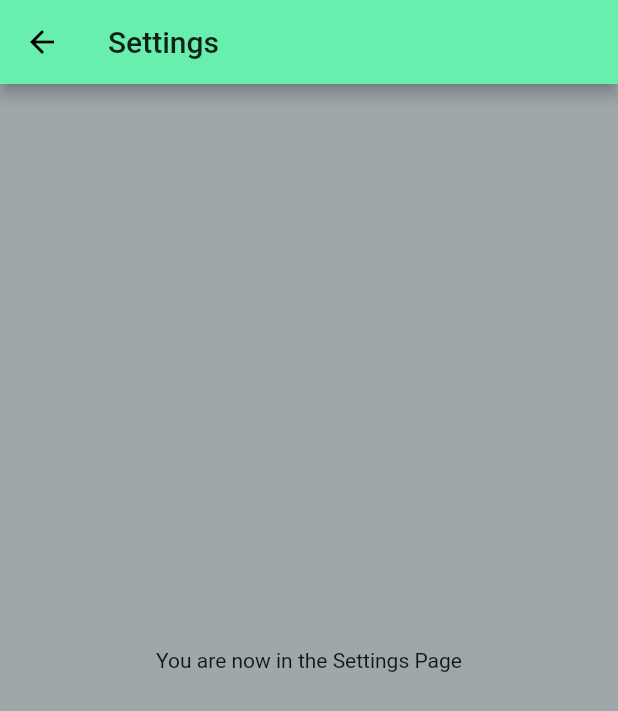
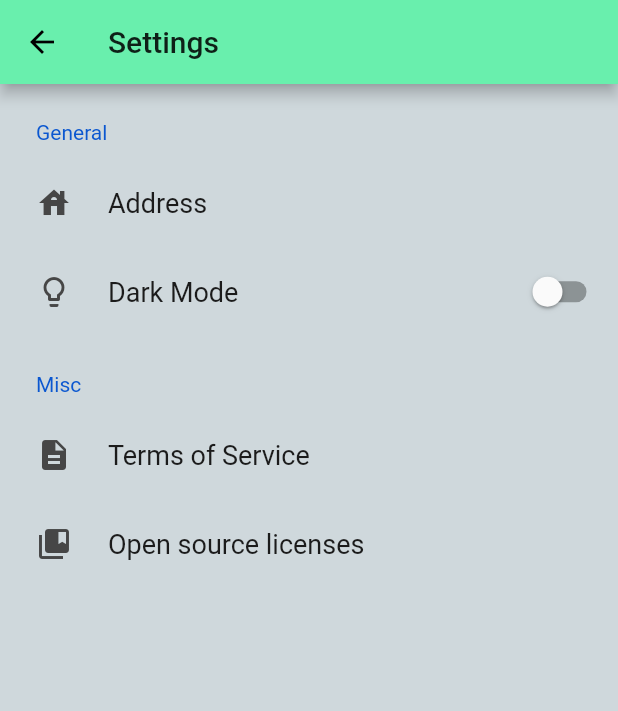
Before and after one commit to LuisDLF98/doers_app, a Flutter app: the SettingsScreen screen opened by its route, on a phone screen of 412 x 824 dp. Shown: the top 711 px of the screen. Run offline on Flutter 3.47's test engine with Material 2 defaults, Android fonts, the phone set to English and light mode, and no system bars; drawn by our look-alikes of settings_ui; our stand-ins replace animated_text_kit, charts_flutter, cloud_firestore, firebase_auth, firebase_core, flutter_rating_bar and 4 more; missing offline and left inert: flutter_polyline_points, geocoder, time_range_picker; accounts and stored records are empty.

Commit message:
started working on the settings screen

```diff
--- a/lib/Screens/settings_screen.dart
+++ b/lib/Screens/settings_screen.dart
@@ -1,4 +1,9 @@
+import 'package:doers_app/Components/rounded_button.dart';
 import 'package:flutter/material.dart';
+import 'package:doers_app/Components/hex_colors.dart';
+import 'package:settings_ui/settings_ui.dart';
+
+import '../constants.dart';
 
 class SettingsScreen extends StatefulWidget {
   SettingsScreen({Key key}) : super(key: key);
@@ -18,6 +23,8 @@ class SettingsScreen extends StatefulWidget {
 }
 
 class _SettingsScreen extends State<SettingsScreen> {
+  bool val = false;
+
   @override
   Widget build(BuildContext context) {
     return Scaffold(
@@ -29,29 +36,40 @@ class _SettingsScreen extends State<SettingsScreen> {
       body: Center(
         // Center is a layout widget. It takes a single child and positions it
         // in the middle of the parent.
-        child: Column(
-          // Column is also a layout widget. It takes a list of children and
-          // arranges them vertically. By default, it sizes itself to fit its
-          // children horizontally, and tries to be as tall as its parent.
-          //
-          // Invoke "debug painting" (press "p" in the console, choose the
-          // "Toggle Debug Paint" action from the Flutter Inspector in Android
-          // Studio, or the "Toggle Debug Paint" command in Visual Studio Code)
-          // to see the wireframe for each widget.
-          //
-          // Column has various properties to control how it sizes itself and
-          // how it positions its children. Here we use mainAxisAlignment to
-          // center the children vertically; the main axis here is the vertical
-          // axis because Columns are vertical (the cross axis would be
-          // horizontal).
-          mainAxisAlignment: MainAxisAlignment.center,
-          children: <Widget>[
-            Text(
-              'You are now in the Settings Page',
+        child: SettingsList(
+
+          backgroundColor: fromHex('#cfd8dc'),
+          sections: [
+            SettingsSection(
+              title: 'General',
+              titleTextStyle: TextStyle(color: fromHex('#2bbc7d'), fontWeight: FontWeight.bold, fontSize: 18
+              ),
+              tiles: [
+                  SettingsTile(
+                    title: 'Address',
+                    leading: Icon(Icons.house),
+                    onPressed: (BuildContext context) {},),
+                  SettingsTile.switchTile(title: 'Dark Mode',
+                      leading: Icon(Icons.lightbulb_outline),
+                      onToggle: (bool val){},
+                      switchValue: val),
+              ],
+            ),
+            SettingsSection(
+              title: 'Misc',
+              titleTextStyle: TextStyle(color: fromHex('#2bbc7d'), fontWeight: FontWeight.bold, fontSize: 18),
+              tiles: [
+                SettingsTile(
+                    title: 'Terms of Service', leading: Icon(Icons.description)),
+                SettingsTile(
+                    title: 'Open source licenses',
+                    leading: Icon(Icons.collections_bookmark)),
+              ],
             ),
           ],
         ),
-      ),// This trailing comma makes auto-formatting nicer for build methods.
+
+      ), // This trailing comma makes auto-formatting nicer for build methods.
     );
   }
 }
--- a/pubspec.yaml
+++ b/pubspec.yaml
@@ -51,6 +51,7 @@ dependencies:
   google_maps_flutter: ^2.0.1
   geolocator: ^7.0.1
   flutter_rating_bar: ^4.0.0
+  settings_ui: ^1.0.0
 
 dev_dependencies:
   flutter_launcher_icons: "^0.9.0"
```
Also changed, not shown: pubspec.lock.
